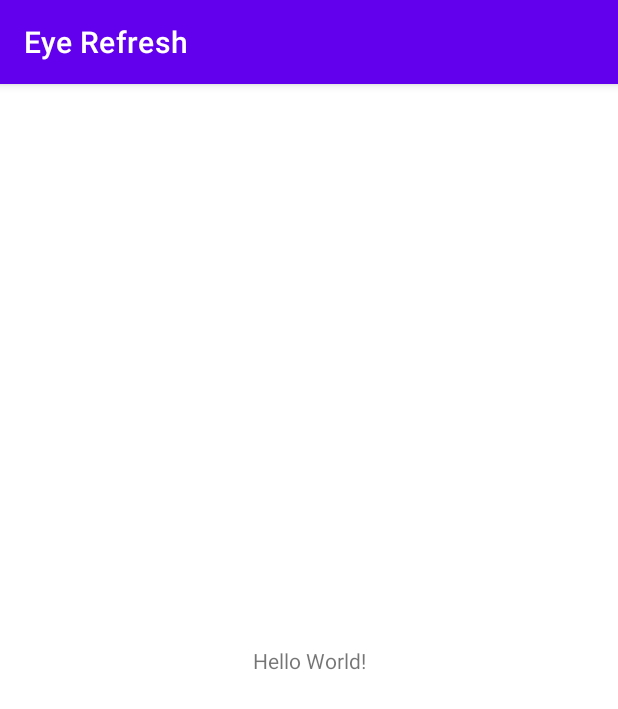
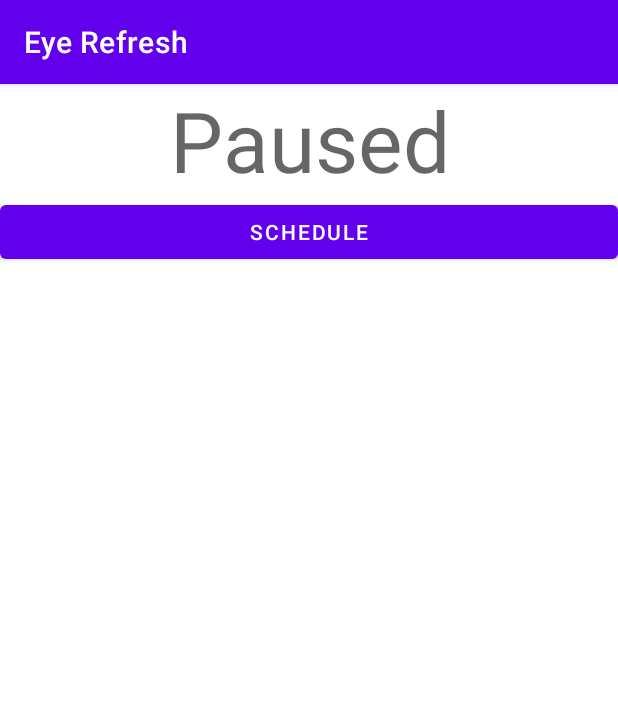
Before and after one commit to sivakar12/EyeRefresh, an Android app: the screen it shows after launch (MainActivity), on a phone screen of 412 x 824 dp. Shown: the top 709 px of the screen. Run offline under Robolectric (Android 15) with nearby library versions, the phone set to English and light mode, and no system bars.

Commit message:
Make it show different fragments based on the state

```diff
--- a/app/build.gradle
+++ b/app/build.gradle
@@ -32,6 +32,7 @@ dependencies {
     implementation 'androidx.appcompat:appcompat:1.3.0'
     implementation 'com.google.android.material:material:1.4.0'
     implementation 'androidx.constraintlayout:constraintlayout:2.0.4'
+    implementation 'androidx.legacy:legacy-support-v4:1.0.0'
     testImplementation 'junit:junit:4.13.2'
     androidTestImplementation 'androidx.test.ext:junit:1.1.3'
     androidTestImplementation 'androidx.test.espresso:espresso-core:3.4.0'
--- a/app/src/main/java/com/sivakar/eyerefresh/MainActivity.java
+++ b/app/src/main/java/com/sivakar/eyerefresh/MainActivity.java
@@ -1,14 +1,57 @@
 package com.sivakar.eyerefresh;
 
 import androidx.appcompat.app.AppCompatActivity;
+import androidx.fragment.app.FragmentTransaction;
 
 import android.os.Bundle;
+import android.view.View;
+
+import com.sivakar.eyerefresh.fragments.PausedStateFragment;
+import com.sivakar.eyerefresh.fragments.ScheduledStateFragment;
+import com.sivakar.eyerefresh.models.State;
 
 public class MainActivity extends AppCompatActivity {
+    private State state = State.NOT_SCHEDULED;
 
+    public void setState(State state) {
+        this.state = state;
+        setFragmentBasedOnState();
+    }
     @Override
     protected void onCreate(Bundle savedInstanceState) {
         super.onCreate(savedInstanceState);
         setContentView(R.layout.activity_main);
+        if (savedInstanceState != null) {
+            state = (State) savedInstanceState.getSerializable("state");
+        }
+        setFragmentBasedOnState();
+
+    }
+
+    private void setFragmentBasedOnState() {
+        FragmentTransaction fragmentTransaction = getSupportFragmentManager().beginTransaction();
+        switch (state) {
+            case NOT_SCHEDULED:
+                fragmentTransaction.replace(R.id.fragmentContainerView, new PausedStateFragment(), null);
+                break;
+            case REMINDER_SCHEDULED:
+                fragmentTransaction.replace(R.id.fragmentContainerView, new ScheduledStateFragment(), null);
+                break;
+        }
+        fragmentTransaction.commit();
+    }
+
+    public void onClickSchedule(View view) {
+        setState(State.REMINDER_SCHEDULED);
+    }
+
+    public void onClickCancel(View view) {
+        setState(State.NOT_SCHEDULED);
+    }
+
+    @Override
+    protected void onSaveInstanceState(Bundle outState) {
+        super.onSaveInstanceState(outState);
+        outState.putSerializable("state", state);
     }
 }
--- /dev/null
+++ b/app/src/main/java/com/sivakar/eyerefresh/fragments/PausedStateFragment.java
@@ -0,0 +1,31 @@
+package com.sivakar.eyerefresh.fragments;
+
+import android.os.Bundle;
+
+import androidx.fragment.app.Fragment;
+
+import android.view.LayoutInflater;
+import android.view.View;
+import android.view.ViewGroup;
+
+import com.sivakar.eyerefresh.MainActivity;
+import com.sivakar.eyerefresh.R;
+import com.sivakar.eyerefresh.models.State;
+
+public class PausedStateFragment extends Fragment {
+
+    public PausedStateFragment() {
+    }
+
+
+    @Override
+    public void onCreate(Bundle savedInstanceState) {
+        super.onCreate(savedInstanceState);
+    }
+
+    @Override
+    public View onCreateView(LayoutInflater inflater, ViewGroup container,
+                             Bundle savedInstanceState) {
+        return inflater.inflate(R.layout.fragment_paused_state, container, false);
+    }
+}
--- a/app/src/main/res/layout/activity_main.xml
+++ b/app/src/main/res/layout/activity_main.xml
@@ -1,18 +1,15 @@
 <?xml version="1.0" encoding="utf-8"?>
-<androidx.constraintlayout.widget.ConstraintLayout xmlns:android="http://schemas.android.com/apk/res/android"
+<LinearLayout xmlns:android="http://schemas.android.com/apk/res/android"
     xmlns:app="http://schemas.android.com/apk/res-auto"
     xmlns:tools="http://schemas.android.com/tools"
     android:layout_width="match_parent"
     android:layout_height="match_parent"
+    android:orientation="vertical"
     tools:context=".MainActivity">
 
-    <TextView
-        android:layout_width="wrap_content"
-        android:layout_height="wrap_content"
-        android:text="Hello World!"
-        app:layout_constraintBottom_toBottomOf="parent"
-        app:layout_constraintLeft_toLeftOf="parent"
-        app:layout_constraintRight_toRightOf="parent"
-        app:layout_constraintTop_toTopOf="parent" />
 
-</androidx.constraintlayout.widget.ConstraintLayout>
+    <androidx.fragment.app.FragmentContainerView
+        android:id="@+id/fragmentContainerView"
+        android:layout_width="match_parent"
+        android:layout_height="wrap_content" />
+</LinearLayout>
--- /dev/null
+++ b/app/src/main/res/layout/fragment_paused_state.xml
@@ -0,0 +1,29 @@
+<?xml version="1.0" encoding="utf-8"?>
+<FrameLayout xmlns:android="http://schemas.android.com/apk/res/android"
+    xmlns:tools="http://schemas.android.com/tools"
+    android:layout_width="match_parent"
+    android:layout_height="match_parent"
+    tools:context=".fragments.PausedStateFragment">
+
+    <LinearLayout
+        android:id="@+id/paused_"
+        android:layout_width="match_parent"
+        android:layout_height="wrap_content"
+        android:orientation="vertical">
+
+        <TextView
+            android:id="@+id/paused_label"
+            android:layout_width="match_parent"
+            android:layout_height="wrap_content"
+            android:text="Paused"
+            android:textAlignment="center"
+            android:textAppearance="@style/TextAppearance.AppCompat.Display3" />
+
+        <Button
+            android:id="@+id/schedule_button"
+            android:layout_width="match_parent"
+            android:layout_height="wrap_content"
+            android:text="Schedule"
+            android:onClick="onClickSchedule" />
+    </LinearLayout>
+</FrameLayout>
```
Also changed, not shown: app/src/main/java/com/sivakar/eyerefresh/fragments/ScheduledStateFragment.java (added, +31 -0 lines), app/src/main/res/layout/fragment_scheduled_state.xml (added, +28 -0 lines).
